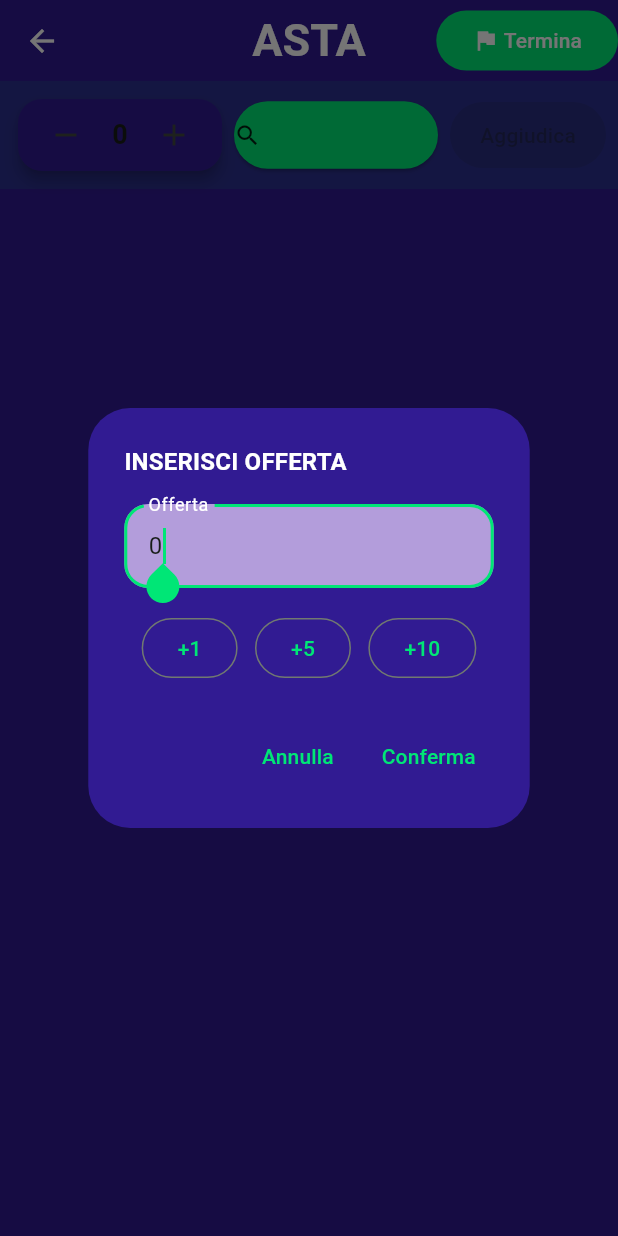
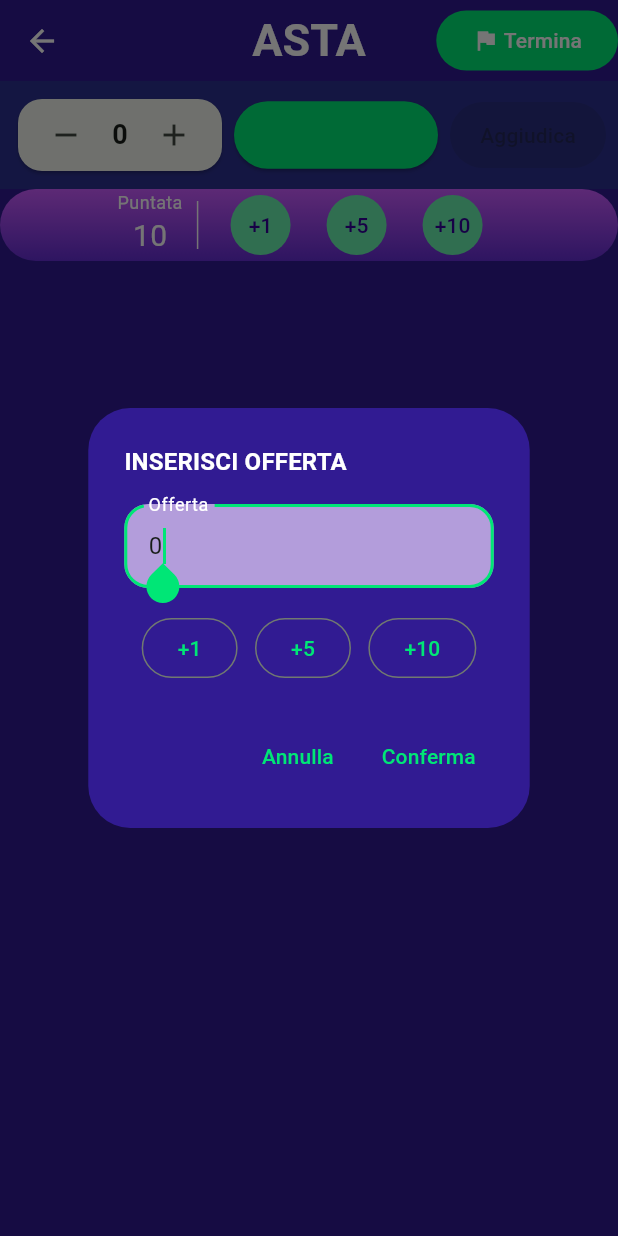
Before and after one commit to Dany313/asta_fantacalcio, a Flutter app: the AstaView screen opened directly with empty values, after a tap on an icon or button, on a phone screen of 412 x 824 dp. Run offline on Flutter 3.47's test engine with Material 3 defaults, Android fonts, the phone set to English and light mode, and no system bars; our stand-ins replace dartz, get_it, go_router.

Commit message:
aggiunti widget card allenatore e tile puntata asta

```diff
--- a/lib/core/theme/theme.dart
+++ b/lib/core/theme/theme.dart
@@ -33,8 +33,8 @@ final myTheme = ThemeData(
 
 // Card
   cardTheme: CardTheme(
-    color: Colors.deepPurple[900],
-    elevation: 4,
+    //color: Colors.deepPurple[900],
+    elevation: 1,
     shape: RoundedRectangleBorder(
       borderRadius: BorderRadius.circular(16),
     ),
@@ -47,9 +47,7 @@ final myTheme = ThemeData(
     iconColor: Colors.greenAccent[400],
     shape: RoundedRectangleBorder(
       borderRadius: BorderRadius.circular(25),
-      side: BorderSide(
-          color: Colors.greenAccent[400] ?? Colors.greenAccent,
-          width: 3),
+
     ),
   ),
 
@@ -57,7 +55,7 @@ final myTheme = ThemeData(
   elevatedButtonTheme: ElevatedButtonThemeData(
     style: ElevatedButton.styleFrom(
       backgroundColor: Colors.greenAccent[400],
-      foregroundColor: Colors.black87,
+      //foregroundColor: Colors.black87,
       shape: RoundedRectangleBorder(
         borderRadius: BorderRadius.circular(30),
       ),
--- a/lib/presentation/pages/auction/auction_page.dart
+++ b/lib/presentation/pages/auction/auction_page.dart
@@ -1,3 +1,4 @@
+import 'package:asta_fantacalcio/presentation/widgets/bet_panel.dart';
 import 'package:flutter/material.dart';
 import '../../viewmodels/auction/asta_view_model.dart';
 import '../../widgets/allenatore_widget.dart';
@@ -194,7 +195,11 @@ class _AstaViewState extends State<AstaView> {
             ),
           ];
         },
-        body: ListenableBuilder(
+        body: Column(
+          children: [
+            BetPanel(),
+            Expanded(
+              child: ListenableBuilder(
                 listenable: widget.viewModel,
                 builder: (context, _) {
                   return ListView.builder(
@@ -206,13 +211,8 @@ class _AstaViewState extends State<AstaView> {
                           widget.viewModel.selectManager(partecipante.nome);
 
                         },
-                  child: Card(
-                    color: widget.viewModel.managers[index].nome == widget.viewModel.selectedManager
-                        ? Theme.of(context).colorScheme.primaryContainer
-                        : null,
                         child: AllenatoreWidget(
-                      partecipante: partecipante,
-                    ),
+                          partecipante: partecipante, isAuction: true,
                         ),
                       );
                     },
@@ -220,6 +220,9 @@ class _AstaViewState extends State<AstaView> {
                 },
               ),
             ),
+          ],
+        ),
+      ),
     );
   }
 }
--- /dev/null
+++ b/lib/presentation/widgets/bet_panel.dart
@@ -0,0 +1,90 @@
+import 'package:flutter/material.dart';
+
+class BetPanel extends StatelessWidget {
+  const BetPanel({super.key});
+
+  @override
+  Widget build(BuildContext context) {
+    return  Container(
+      decoration: BoxDecoration(
+        gradient: LinearGradient(
+          begin: Alignment.topCenter,   // direzione orizzontale sinistra→destra
+          end: Alignment.bottomCenter,
+          colors: [
+            Color(0xFFCA5AFF),  // stop 0%
+            Color(0xFF642DD3),  // stop 100%
+          ],
+          // se vuoi personalizzare le stop positions (qui sono 0 e 1 di default):
+          // stops: [0.0, 1.0],
+        ),
+        shape: BoxShape.rectangle,
+        borderRadius: BorderRadius.all(Radius.elliptical(25, 25)),
+      ),
+      child: IntrinsicHeight(
+        child: Row(
+          mainAxisAlignment: MainAxisAlignment.center,
+            children: [
+              Column(
+                children: [
+                  Text("Puntata",
+                  style: TextStyle(
+                    color: Colors.white,
+                    fontSize: 12
+                  ),),
+                  Text("10",
+                    style: TextStyle(
+                        color: Colors.white,
+                      fontSize: 20
+                    ),),
+                ],
+              ),
+          VerticalDivider(
+            color: Colors.white,
+            thickness: 1,    // spessore di 1px
+            width: 20,       // spazio orizzontale complessivo
+            indent: 8,       // margine superiore
+            endIndent: 8,    // margine inferiore
+          ),
+              TextButton(onPressed: (){},
+              style: ButtonStyle(
+                shape: WidgetStateProperty.all(CircleBorder()),
+                // dimensione fissa del bottone
+                fixedSize: WidgetStateProperty.all(Size(20, 20)),
+                // oppure, se usi una versione di Flutter più vecchia:
+                // minimumSize: MaterialStateProperty.all(Size(32, 32)),
+                backgroundColor: WidgetStateProperty.all(Colors.greenAccent),
+                foregroundColor: WidgetStateProperty.all(Color.fromRGBO(50, 0, 153, 1)),
+                padding: WidgetStateProperty.all(EdgeInsets.zero), // rimuove padding interno
+              ),
+                  child: Text("+1"),),
+              TextButton(onPressed: (){},
+                style: ButtonStyle(
+                  shape: WidgetStateProperty.all(CircleBorder()),
+                  // dimensione fissa del bottone
+                  fixedSize: WidgetStateProperty.all(Size(20, 20)),
+                  // oppure, se usi una versione di Flutter più vecchia:
+                  // minimumSize: MaterialStateProperty.all(Size(32, 32)),
+                  backgroundColor: WidgetStateProperty.all(Colors.greenAccent),
+                  foregroundColor: WidgetStateProperty.all(Color.fromRGBO(50, 0, 153, 1)),
+                  padding: WidgetStateProperty.all(EdgeInsets.zero), // rimuove padding interno
+                ),
+                child: Text("+5"),),
+              TextButton(onPressed: (){},
+                style: ButtonStyle(
+                  shape: WidgetStateProperty.all(CircleBorder()),
+                  // dimensione fissa del bottone
+                  fixedSize: WidgetStateProperty.all(Size(20, 20)),
+                  // oppure, se usi una versione di Flutter più vecchia:
+                  // minimumSize: MaterialStateProperty.all(Size(32, 32)),
+                  backgroundColor: WidgetStateProperty.all(Colors.greenAccent),
+                  foregroundColor: WidgetStateProperty.all(Color.fromRGBO(50, 0, 153, 1)),
+                  padding: WidgetStateProperty.all(EdgeInsets.zero), // rimuove padding interno
+                ),
+                child: Text("+10"),),
+            ],
+        ),
+      ),
+
+    );
+  }
+}
```
Also changed, not shown: lib/presentation/pages/managers/managers_page.dart (+8 -5 lines), lib/presentation/widgets/ManagerRecap.dart (added, +43 -0 lines), lib/presentation/widgets/allenatore_widget.dart (+23 -69 lines), lib/presentation/widgets/circular_delete_button.dart (added, +25 -0 lines), lib/presentation/widgets/mini_count.dart (added, +60 -0 lines), lib/presentation/widgets/role_circle.dart (added, +33 -0 lines). Lines whose indentation alone changed are shown as unchanged.
